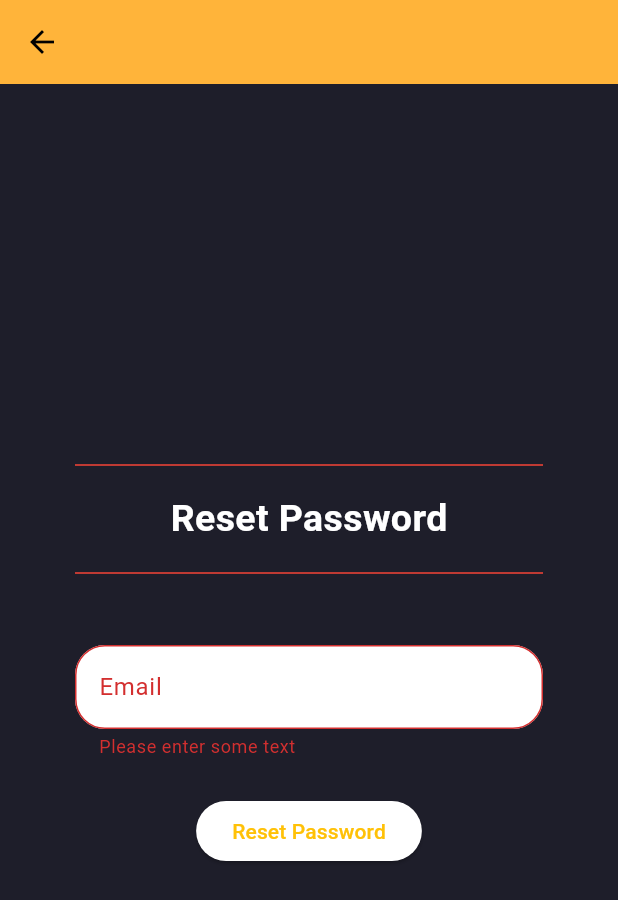
After one commit to eviepk12/ReFill, a Flutter app: the ResetPasswordPage screen opened directly, after a tap on "Reset Password", on a phone screen of 412 x 824 dp. The commit adds this screen. Shown: the top 900 px of the screen. Run offline on Flutter 3.47's test engine with Material 2 defaults, Android fonts, the phone set to English and light mode, and no system bars; our stand-ins replace carousel_slider, firebase_auth, firebase_core, flutter_rating_bar, google_fonts; accounts and stored records are empty; network calls fail.

Commit message:
added forgot password feature

```diff
--- a/lib/auth.dart
+++ b/lib/auth.dart
@@ -34,4 +34,8 @@ class Auth {
   Future<void> signOut() async {
     await _firebaseAuth.signOut();
   }
+
+  Future<void> sendPasswordResetEmail({required String email}) async {
+    return await _firebaseAuth.sendPasswordResetEmail(email: email);
+  }
 }
--- a/lib/pages/auth_pages/login_register_page.dart
+++ b/lib/pages/auth_pages/login_register_page.dart
@@ -2,6 +2,7 @@ import 'package:firebase_auth/firebase_auth.dart';
 import 'package:flutter/material.dart';
 import 'package:refill_app/auth.dart';
 import 'package:refill_app/constants.dart';
+import 'package:refill_app/pages/auth_pages/reset_password_page.dart';
 import 'package:refill_app/widgets/footer.dart';
 
 class LoginPage extends StatefulWidget {
@@ -75,8 +76,11 @@ class _LoginPageState extends State<LoginPage> {
                           color: const Color.fromRGBO(60, 61, 69, 1),
                           child: Padding(
                             padding: const EdgeInsets.all(15.0),
+                            child: Form(
+                              autovalidateMode: AutovalidateMode.always,
                               child: Column(
-                              mainAxisAlignment: MainAxisAlignment.spaceAround,
+                                mainAxisAlignment:
+                                    MainAxisAlignment.spaceAround,
                                 children: [
                                   Text(
                                     isLogin ? "Login" : "Register",
@@ -106,10 +110,16 @@ class _LoginPageState extends State<LoginPage> {
                                   if (isLogin)
                                     TextButton(
                                       onPressed: () {
-                                      //forgot password screen
+                                        Navigator.push(
+                                          context,
+                                          MaterialPageRoute(
+                                            builder: (context) =>
+                                                const ResetPasswordPage(),
+                                          ),
+                                        );
                                       },
                                       child: const Text(
-                                      'Forgot Password',
+                                        'Forgot Password?',
                                       ),
                                     ),
 
@@ -117,7 +127,8 @@ class _LoginPageState extends State<LoginPage> {
                                     padding: const EdgeInsets.only(
                                         top: 10.0, bottom: 10.0),
                                     child: ElevatedButton(
-                                    child: Text(isLogin ? "Login" : "Register"),
+                                      child:
+                                          Text(isLogin ? "Login" : "Register"),
                                       onPressed: () {
                                         isLogin
                                             ? singInWithEmailAndPassword()
@@ -125,7 +136,8 @@ class _LoginPageState extends State<LoginPage> {
 
                                         if (!isLogin &&
                                             _passwordController.text !=
-                                              _confirmPasswordController.text) {
+                                                _confirmPasswordController
+                                                    .text) {
                                           const snackBar = SnackBar(
                                               content: Text(
                                                   'Passwords does not match'));
@@ -142,8 +154,8 @@ class _LoginPageState extends State<LoginPage> {
                                         isLogin
                                             ? 'Doesn\'t have an account?'
                                             : "Already have an Account?",
-                                      style:
-                                          const TextStyle(color: Colors.white),
+                                        style: const TextStyle(
+                                            color: Colors.white),
                                       ),
                                       TextButton(
                                         child: Text(
@@ -159,6 +171,7 @@ class _LoginPageState extends State<LoginPage> {
                                     ],
                                   ),
                                 ],
+                              ),
                             ),
                           )),
                     ),
@@ -198,7 +211,7 @@ class _EntryField extends StatelessWidget {
 
   @override
   Widget build(BuildContext context) {
-    return TextField(
+    return TextFormField(
       obscureText: isPassword,
       controller: controller,
       decoration: InputDecoration(
--- /dev/null
+++ b/lib/pages/auth_pages/reset_password_page.dart
@@ -0,0 +1,93 @@
+import 'package:firebase_auth/firebase_auth.dart';
+import 'package:flutter/material.dart';
+import 'package:refill_app/auth.dart';
+import 'package:refill_app/constants.dart';
+import 'package:refill_app/widgets/section_title.dart';
+
+class ResetPasswordPage extends StatefulWidget {
+  const ResetPasswordPage({super.key});
+
+  @override
+  State<ResetPasswordPage> createState() => _ResetPasswordPageState();
+}
+
+class _ResetPasswordPageState extends State<ResetPasswordPage> {
+  final _formKey = GlobalKey<FormState>();
+
+  final TextEditingController _emailController = TextEditingController();
+
+  Future<void> resetPasswordWithEmail() async {
+    try {
+      await Auth().sendPasswordResetEmail(email: _emailController.text);
+    } on FirebaseAuthException catch (e) {
+      setState(() {
+        var errorMessage = e.message;
+      });
+    }
+  }
+
+  @override
+  Widget build(BuildContext context) {
+    return Scaffold(
+      backgroundColor: Colours.scaffoldBGColor,
+      appBar: AppBar(
+        backgroundColor: Colours.accentColor,
+        leading: IconButton(
+          icon: const Icon(Icons.arrow_back),
+          onPressed: () => Navigator.pop(context, false),
+        ),
+      ),
+      body: Padding(
+        padding: const EdgeInsets.all(50),
+        child: Column(
+          mainAxisAlignment: MainAxisAlignment.center,
+          children: [
+            const Divider(color: Colors.red),
+            const SectionTitle("Reset Password"),
+            const Divider(color: Colors.red),
+            const SizedBox(height: 40),
+
+            //
+            Form(
+                key: _formKey,
+                child: Column(
+                  mainAxisAlignment: MainAxisAlignment.center,
+                  children: [
+                    TextFormField(
+                      controller: _emailController,
+                      validator: (value) {
+                        if (value == null || value.isEmpty) {
+                          return 'Please enter some text';
+                        } else {
+                          return null;
+                        }
+                      },
+                      decoration: InputDecoration(
+                        border: OutlineInputBorder(
+                            borderRadius: BorderRadius.circular(20)),
+                        labelText: "Email",
+                        focusColor: Colors.white,
+                        filled: true,
+                        fillColor: Colors.white,
+                      ),
+                    ),
+                    const SizedBox(height: 24),
+                    ElevatedButton(
+                        onPressed: () {
+                          if (_formKey.currentState!.validate()) {
+                            resetPasswordWithEmail();
+                            const snackBar = SnackBar(
+                                content: Text('Passwords does not match'));
+                            ScaffoldMessenger.of(context)
+                                .showSnackBar(snackBar);
+                          }
+                        },
+                        child: const Text("Reset Password"))
+                  ],
+                ))
+          ],
+        ),
+      ),
+    );
+  }
+}
```
Also changed, not shown: 2 other files. Lines whose indentation alone changed are shown as unchanged.
